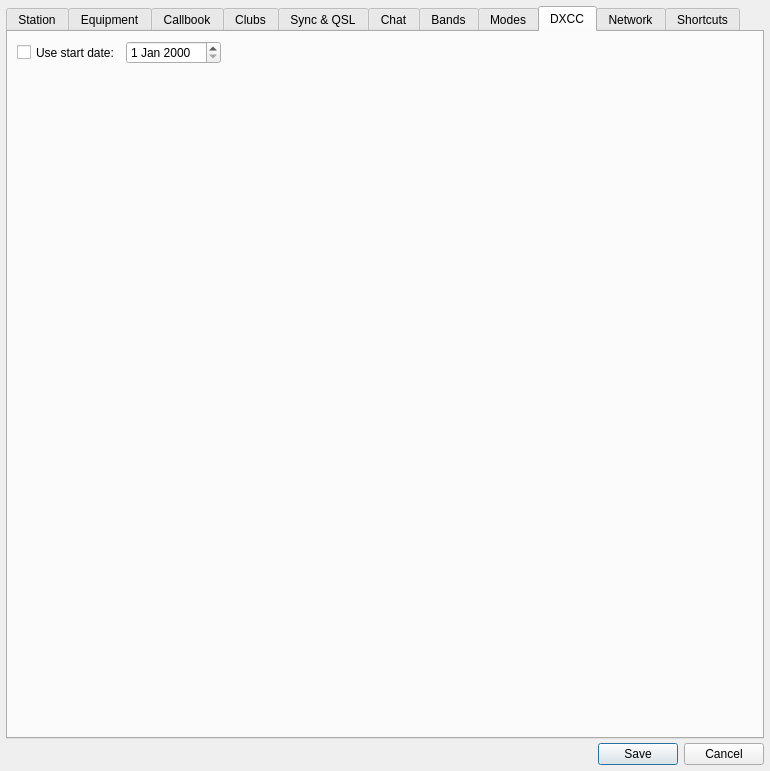
Old version of the form ui/SettingsDialog.ui in the repository jg3hlx/QLog.
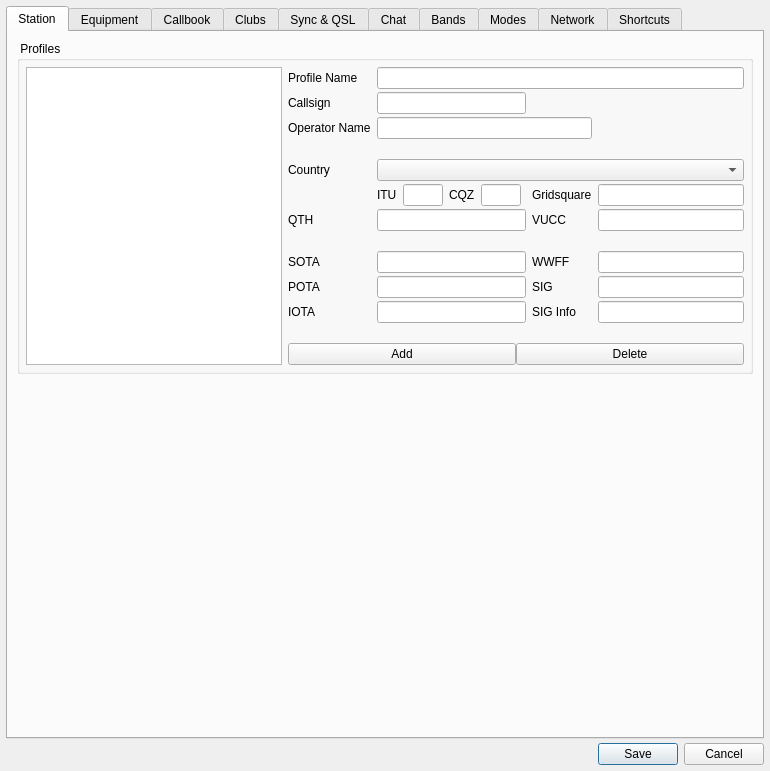
New version of the form. The open tabs and pages were chosen to show the change. Icons and pictures are not drawn.

Commit message: Settings: Removed DXCC Start Date

Patch:
```diff
--- a/ui/SettingsDialog.ui
+++ b/ui/SettingsDialog.ui
@@ -3760,36 +3760,6 @@
        </item>
       </layout>
      </widget>
-     <widget class="QWidget" name="DXCCTab">
-      <attribute name="title">
-       <string>DXCC</string>
-      </attribute>
-      <layout class="QFormLayout" name="formLayout_6">
-       <item row="0" column="0">
-        <widget class="QCheckBox" name="dxccStartDateCheckBox">
-         <property name="sizePolicy">
-          <sizepolicy hsizetype="Minimum" vsizetype="Preferred">
-           <horstretch>0</horstretch>
-           <verstretch>0</verstretch>
-          </sizepolicy>
-         </property>
-         <property name="text">
-          <string>Use start date:</string>
-         </property>
-        </widget>
-       </item>
-       <item row="0" column="1">
-        <widget class="QDateEdit" name="dxccStartDate">
-         <property name="sizePolicy">
-          <sizepolicy hsizetype="Maximum" vsizetype="Fixed">
-           <horstretch>0</horstretch>
-           <verstretch>0</verstretch>
-          </sizepolicy>
-         </property>
-        </widget>
-       </item>
-      </layout>
-     </widget>
      <widget class="QWidget" name="networkTab">
       <attribute name="title">
        <string>Network</string>
```
Left out of the diff: 2 changed lines with no effect on the pictures. The commit also changes 5 other files.
